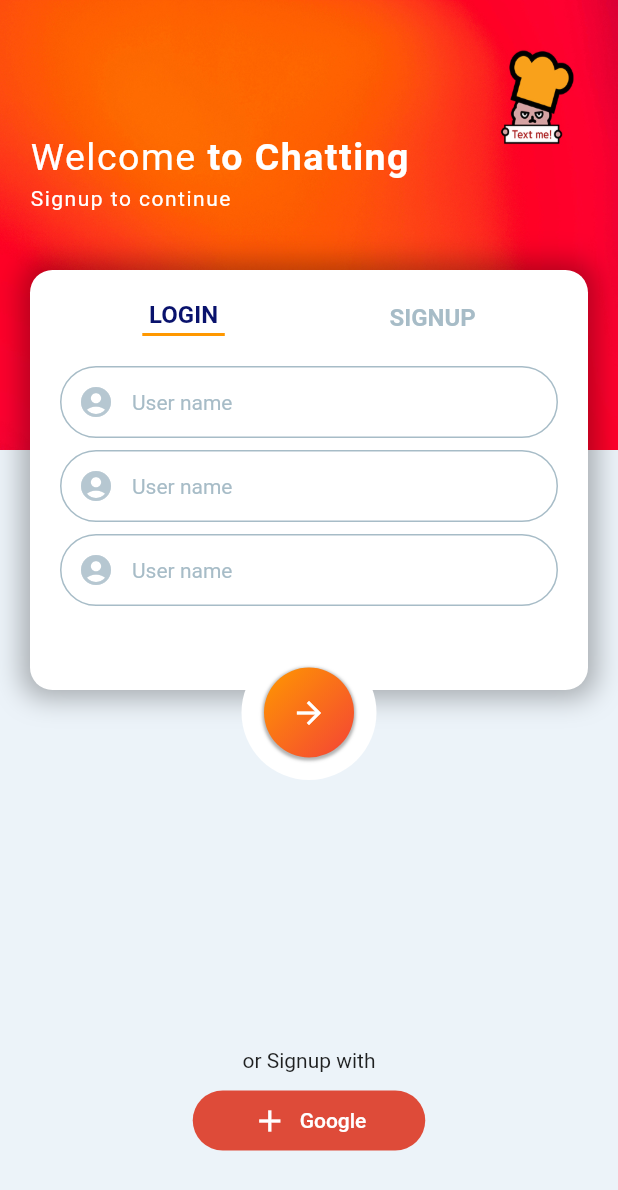
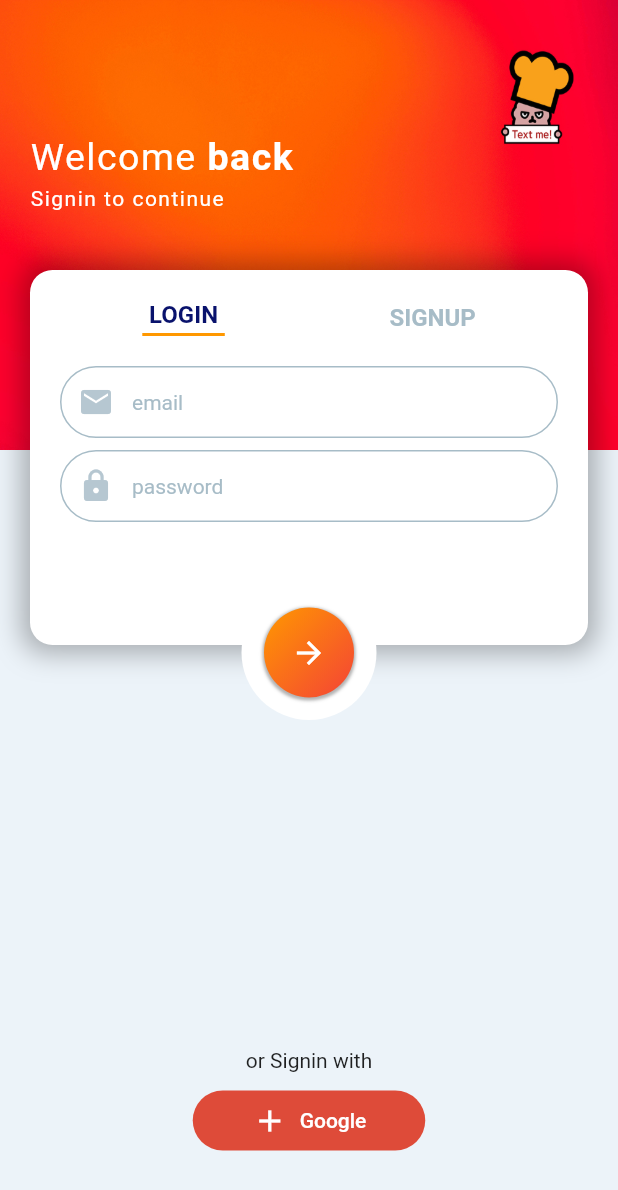
Before and after one commit to bonjin-app/Flutter, a Flutter app: the screen it shows after launch, after a tap on "LOGIN", on a phone screen of 412 x 824 dp. Shown: the top 1190 px of the screen. Run offline on Flutter 3.47's test engine with Material 2 defaults, Android fonts, the phone set to English and light mode, and no system bars; our stand-ins replace firebase_core, fl_chart, flutter_svg, get, google_fonts, websafe_svg; missing offline and left inert: flutter_sms; accounts and stored records are empty.

Commit message:
Update MainScreen: Tab 분리.

```diff
--- a/firebase/chatting/lib/screens/main_screen.dart
+++ b/firebase/chatting/lib/screens/main_screen.dart
@@ -36,17 +36,17 @@ class _LoginSignupScreenState extends State<LoginSignupScreen> {
                   crossAxisAlignment: CrossAxisAlignment.start,
                   children: [
                     RichText(
-                      text: const TextSpan(
+                      text: TextSpan(
                         text: 'Welcome',
-                        style: TextStyle(
+                        style: const TextStyle(
                           letterSpacing: 1.0,
                           fontSize: 25,
                           color: Colors.white,
                         ),
                         children: [
                           TextSpan(
-                            text: ' to Chatting',
-                            style: TextStyle(
+                            text: isSignupScreen ? ' to Chatting' : ' back',
+                            style: const TextStyle(
                               letterSpacing: 1.0,
                               fontSize: 25,
                               color: Colors.white,
@@ -59,9 +59,11 @@ class _LoginSignupScreenState extends State<LoginSignupScreen> {
                     const SizedBox(
                       height: 5.0,
                     ),
-                    const Text(
-                      'Signup to continue',
-                      style: TextStyle(
+                    Text(
+                      isSignupScreen
+                          ? 'Signup to continue'
+                          : 'Signin to continue',
+                      style: const TextStyle(
                         letterSpacing: 1.0,
                         color: Colors.white,
                       ),
@@ -76,7 +78,7 @@ class _LoginSignupScreenState extends State<LoginSignupScreen> {
             top: 180,
             child: Container(
               padding: const EdgeInsets.all(20.0),
-              height: 280,
+              height: isSignupScreen ? 280 : 250,
               width: MediaQuery.of(context).size.width - 40,
               margin: const EdgeInsets.symmetric(horizontal: 20),
               decoration: BoxDecoration(
@@ -152,6 +154,7 @@ class _LoginSignupScreenState extends State<LoginSignupScreen> {
                       ),
                     ],
                   ),
+                  if (isSignupScreen)
                     Container(
                       margin: EdgeInsets.only(top: 20),
                       child: Form(
@@ -193,7 +196,7 @@ class _LoginSignupScreenState extends State<LoginSignupScreen> {
                             TextFormField(
                               decoration: InputDecoration(
                                 prefixIcon: Icon(
-                                Icons.account_circle,
+                                  Icons.email,
                                   color: Palette.iconColor,
                                 ),
                                 enabledBorder: OutlineInputBorder(
@@ -212,7 +215,7 @@ class _LoginSignupScreenState extends State<LoginSignupScreen> {
                                     Radius.circular(35.0),
                                   ),
                                 ),
-                              hintText: 'User name',
+                                hintText: 'email',
                                 hintStyle: TextStyle(
                                   fontSize: 14,
                                   color: Palette.textColor1,
@@ -226,7 +229,7 @@ class _LoginSignupScreenState extends State<LoginSignupScreen> {
                             TextFormField(
                               decoration: InputDecoration(
                                 prefixIcon: Icon(
-                                Icons.account_circle,
+                                  Icons.lock,
                                   color: Palette.iconColor,
                                 ),
                                 enabledBorder: OutlineInputBorder(
@@ -245,7 +248,80 @@ class _LoginSignupScreenState extends State<LoginSignupScreen> {
                                     Radius.circular(35.0),
                                   ),
                                 ),
-                              hintText: 'User name',
+                                hintText: 'password',
+                                hintStyle: TextStyle(
+                                  fontSize: 14,
+                                  color: Palette.textColor1,
+                                ),
+                                contentPadding: EdgeInsets.all(10),
+                              ),
+                            ),
+                          ],
+                        ),
+                      ),
+                    ),
+                  if (!isSignupScreen)
+                    Container(
+                      margin: EdgeInsets.only(top: 20),
+                      child: Form(
+                        child: Column(
+                          children: [
+                            TextFormField(
+                              decoration: InputDecoration(
+                                prefixIcon: Icon(
+                                  Icons.email,
+                                  color: Palette.iconColor,
+                                ),
+                                enabledBorder: OutlineInputBorder(
+                                  borderSide: BorderSide(
+                                    color: Palette.textColor1,
+                                  ),
+                                  borderRadius: BorderRadius.all(
+                                    Radius.circular(35.0),
+                                  ),
+                                ),
+                                focusedBorder: OutlineInputBorder(
+                                  borderSide: BorderSide(
+                                    color: Palette.textColor1,
+                                  ),
+                                  borderRadius: BorderRadius.all(
+                                    Radius.circular(35.0),
+                                  ),
+                                ),
+                                hintText: 'email',
+                                hintStyle: TextStyle(
+                                  fontSize: 14,
+                                  color: Palette.textColor1,
+                                ),
+                                contentPadding: EdgeInsets.all(10),
+                              ),
+                            ),
+                            const SizedBox(
+                              height: 8,
+                            ),
+                            TextFormField(
+                              decoration: InputDecoration(
+                                prefixIcon: Icon(
+                                  Icons.lock,
+                                  color: Palette.iconColor,
+                                ),
+                                enabledBorder: OutlineInputBorder(
+                                  borderSide: BorderSide(
+                                    color: Palette.textColor1,
+                                  ),
+                                  borderRadius: BorderRadius.all(
+                                    Radius.circular(35.0),
+                                  ),
+                                ),
+                                focusedBorder: OutlineInputBorder(
+                                  borderSide: BorderSide(
+                                    color: Palette.textColor1,
+                                  ),
+                                  borderRadius: BorderRadius.all(
+                                    Radius.circular(35.0),
+                                  ),
+                                ),
+                                hintText: 'password',
                                 hintStyle: TextStyle(
                                   fontSize: 14,
                                   color: Palette.textColor1,
@@ -263,7 +339,7 @@ class _LoginSignupScreenState extends State<LoginSignupScreen> {
           ),
           // 전송 버튼
           Positioned(
-            top: 430,
+            top: isSignupScreen ? 430 : 390,
             right: 0,
             left: 0,
             child: Center(
@@ -303,7 +379,7 @@ class _LoginSignupScreenState extends State<LoginSignupScreen> {
               ),
             ),
           ),
-          //
+          // 로그인 버튼
           Positioned(
             top: MediaQuery.of(context).size.height - 125,
             left: 0,
@@ -311,9 +387,11 @@ class _LoginSignupScreenState extends State<LoginSignupScreen> {
             child: Column(
               children: [
                 Text(
-                  'or Signup with',
+                  isSignupScreen ? 'or Signup with' : 'or Signin with',
                 ),
-                SizedBox(height: 8,),
+                SizedBox(
+                  height: 8,
+                ),
                 TextButton.icon(
                     onPressed: () {},
                     style: TextButton.styleFrom(
```
Lines whose indentation alone changed are shown as unchanged.
